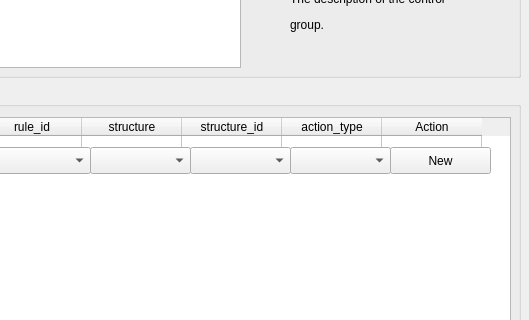
The window that ui/controlled_structures_create_control_group_dialog.ui (nens/threedi-results-analysis) describes before a commit, drawn with Qt 5; both pictures show x 250 to 779 and y 103 to 423 of the 779 by 513 pixel window.
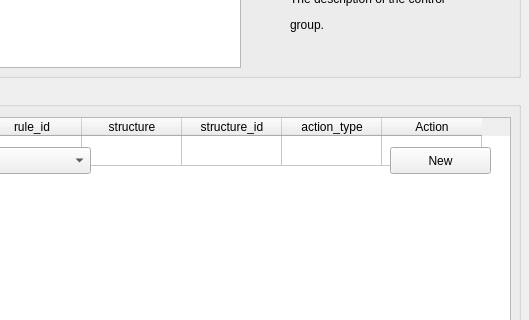
The same window after the commit.

Commit message: Structure variables in Create control group dialog are no longer comboboxes, but are now cell items.

The edit to the form file:
```diff
--- a/ui/controlled_structures_create_control_group_dialog.ui
+++ b/ui/controlled_structures_create_control_group_dialog.ui
@@ -246,36 +246,6 @@
      </rect>
     </property>
    </widget>
-   <widget class="QComboBox" name="combobox_input_structure_table">
-    <property name="geometry">
-     <rect>
-      <x>330</x>
-      <y>60</y>
-      <width>101</width>
-      <height>27</height>
-     </rect>
-    </property>
-   </widget>
-   <widget class="QComboBox" name="combobox_input_structure_id">
-    <property name="geometry">
-     <rect>
-      <x>430</x>
-      <y>60</y>
-      <width>101</width>
-      <height>27</height>
-     </rect>
-    </property>
-   </widget>
-   <widget class="QComboBox" name="combobox_input_field">
-    <property name="geometry">
-     <rect>
-      <x>530</x>
-      <y>60</y>
-      <width>101</width>
-      <height>27</height>
-     </rect>
-    </property>
-   </widget>
    <widget class="QPushButton" name="pushbutton_input_control_new">
     <property name="geometry">
      <rect>
```
The commit also changes 1 other file.
